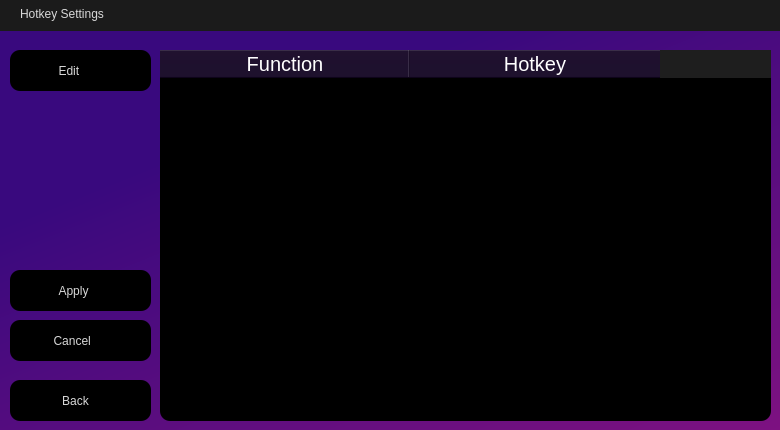
The window that assets/HotkeySettings.ui (ifreddyrod/SpyderPlayer) describes before a commit, drawn with Qt 5.
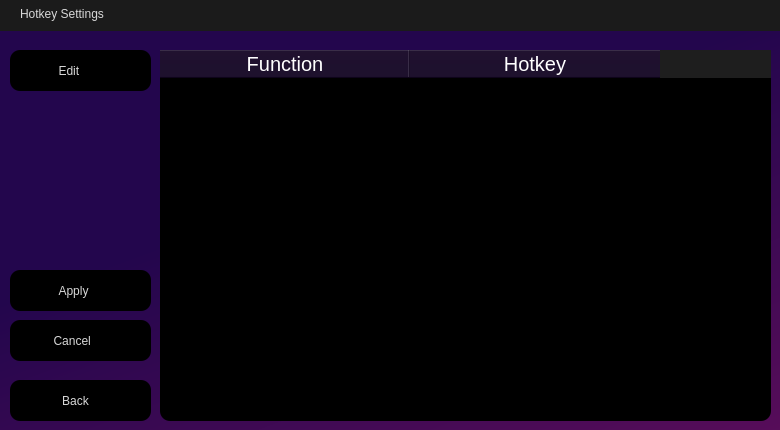
The same window after the commit. Icons and pictures are not drawn.

Commit message: - Fixed bug with slider movement not stopping the StalledVideoTimer causing retries after new position - Darkened the background for all settings screens - Added some hooks for potential FFmpeg video player

Patch:
```diff
--- a/assets/HotkeySettings.ui
+++ b/assets/HotkeySettings.ui
@@ -303,7 +303,8 @@
     </rect>
    </property>
    <property name="styleSheet">
-    <string notr="true">background-color: qlineargradient(spread:pad, x1:0.369, y1:0.182, x2:1, y2:1, stop:0 rgba(57, 9, 126, 255), stop:1 rgba(129, 18, 129, 255));</string>
+    <string notr="true">/*background-color: qlineargradient(spread:pad, x1:0.369, y1:0.182, x2:1, y2:1, stop:0 rgba(57, 9, 126, 255), stop:1 rgba(129, 18, 129, 255));*/
+background-color: qlineargradient(spread:pad, x1:0.506931, y1:0.295636, x2:1, y2:1, stop:0 rgba(35, 6, 77, 255), stop:1 rgba(90, 13, 90, 255));</string>
    </property>
   </widget>
   <widget class="QPushButton" name="Apply_button">
```
The commit also changes 12 other files.
